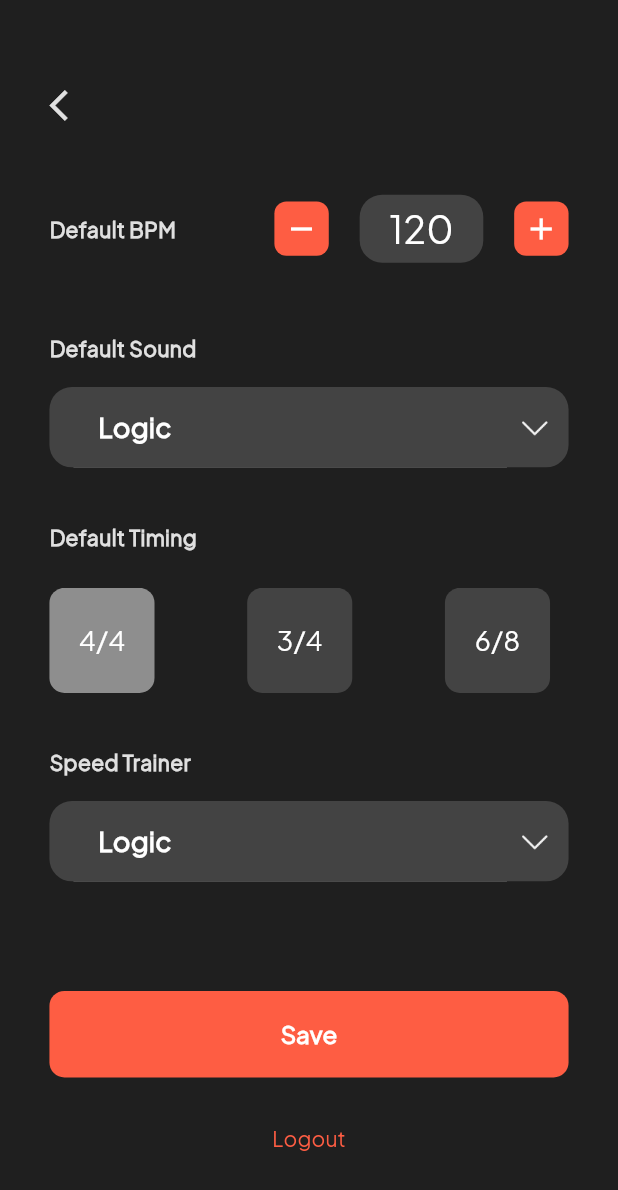
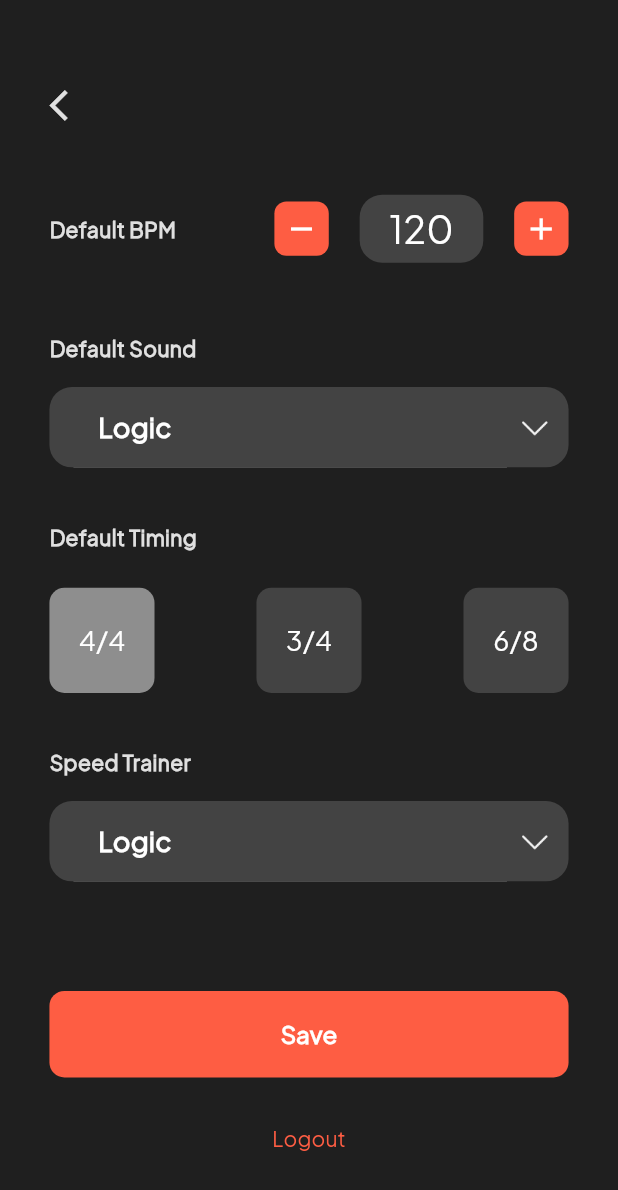
Before and after one commit to Zakariya5567/flutter-jhg-rhythm-master, a Flutter app: the SettingScreen screen opened directly, on a phone screen of 412 x 824 dp. Shown: the top 1190 px of the screen. Run offline on Flutter 3.47's test engine with Material 2 defaults, Android fonts, the phone set to English and light mode, and no system bars; our stand-ins replace just_audio, package_info_plus; missing offline and left inert: reg_page.

Commit message:
Make 3 button in settings fit screen

```diff
--- a/lib/screens/setting_screen.dart
+++ b/lib/screens/setting_screen.dart
@@ -202,31 +202,25 @@
                 SizedBox(
                   height: height * 0.085,
                   width: width * 0.85,
-                  child: ListView.builder(
-                      padding: EdgeInsets.zero,
-                      primary: false,
-                      itemCount: controller.tapButtonList.length,
-                      shrinkWrap: true,
-                      scrollDirection: Axis.horizontal,
-                      itemBuilder: (context, index) {
+                  child: Row(
+                    mainAxisAlignment: MainAxisAlignment.spaceBetween,
+                    children: controller.tapButtonList.map((button) {
                         return GestureDetector(
                           onTap: () async {
-                            controller.setBeats(index);
+                            controller.setBeats(controller.tapButtonList.indexOf(button));
                           },
-                          child: Padding(
-                            padding: EdgeInsets.only(right: width * 0.15),
                           child: Container(
                             height: height * 0.085,
                             width: height * 0.085,
                             decoration: BoxDecoration(
                               borderRadius: BorderRadius.circular(10),
-                                color: controller.selectedButton == index
+                              color: controller.selectedButton == controller.tapButtonList.indexOf(button)
                                   ? AppColors.greySecondary
                                   : AppColors.greyPrimary,
                             ),
                             child: Center(
                               child: Text(
-                                  controller.tapButtonList[index],
+                                controller.tapButtonList[controller.tapButtonList.indexOf(button)],
                                 style: TextStyle(
                                   fontFamily: AppConstant.sansFont,
                                   color: AppColors.whitePrimary,
@@ -236,15 +230,15 @@
                               ),
                             ),
                           ),
+                        );
+                      }).toList(),
                 ),
-                        );
-                      }),
                 ),
-
                 // SPACER
                 SizedBox(
                   height: height * 0.035,
                 ),
+                // SPEED TRAINER HEADING
                 Heading(
                   padding: 0,
                   title: AppConstant.speedTrainer,
@@ -313,7 +307,7 @@
                   ),
                 ),
                 // SAVE BUTTON
-                Spacer(),
+                const Spacer(),
                 InkWell(
                   onTap: () {
                     controller.onSave();
```
Lines whose indentation alone changed are shown as unchanged.
